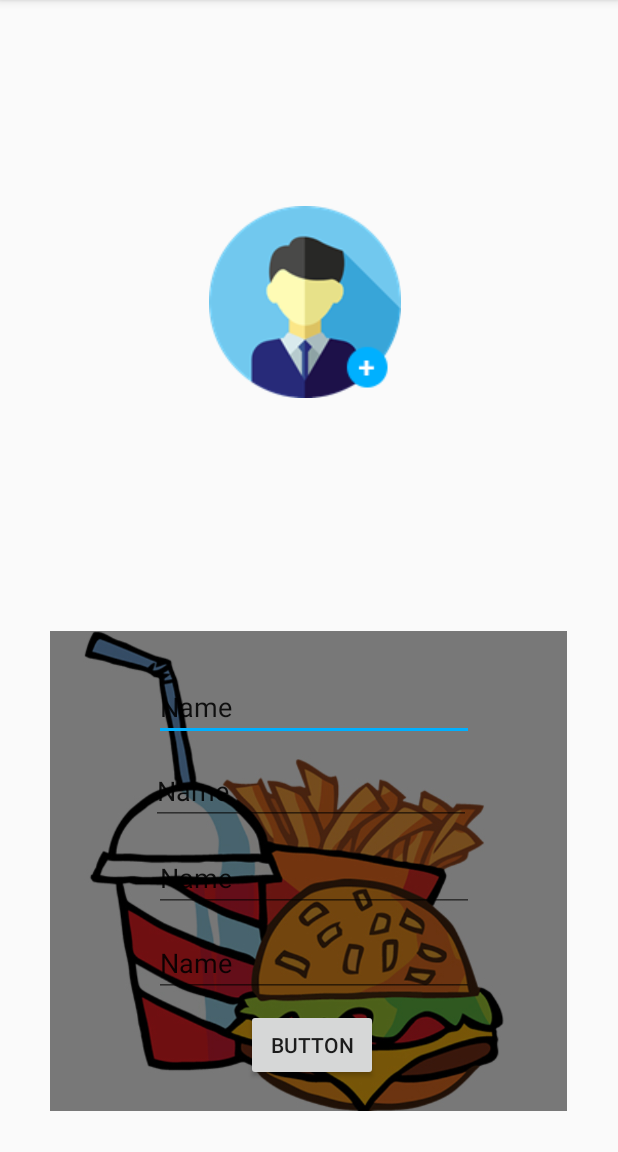
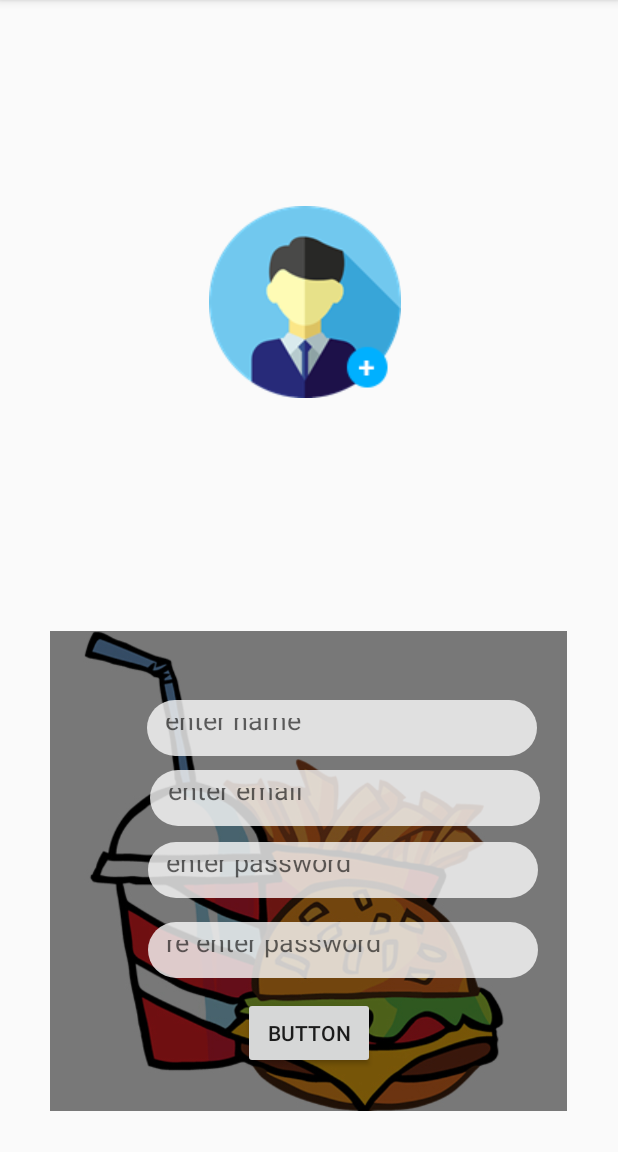
Before and after one commit to ruwanliyanage123/SiyapathaEats, an Android app: the screen it shows after launch (RegisterActivity), on a phone screen of 412 x 824 dp, the part 84-1236 px from its top. Run offline under Robolectric (Android 15) with nearby library versions, the phone set to English and light mode, and no system bars.

Commit message:
add design for the edit texts

```diff
--- /dev/null
+++ b/app/src/main/res/drawable/reg_edittext_style.xml
@@ -0,0 +1,9 @@
+<?xml version="1.0" encoding="utf-8"?>
+<shape xmlns:android="http://schemas.android.com/apk/res/android">
+
+    <solid android:color="#ccfafafa"/>
+    <corners android:radius="32dp"/>
+    <padding android:right="12dp" android:top="12dp" android:bottom="12dp" android:left="12dp"/>
+
+
+</shape>
--- a/app/src/main/res/layout/activity_register.xml
+++ b/app/src/main/res/layout/activity_register.xml
@@ -20,61 +20,65 @@
         app:srcCompat="@drawable/banner" />
 
     <EditText
-        android:id="@+id/editText"
+        android:id="@+id/regName"
+        android:layout_width="260dp"
+        android:layout_height="37dp"
+        android:layout_alignParentEnd="true"
+        android:layout_alignParentBottom="true"
+        android:layout_marginEnd="54dp"
+        android:layout_marginBottom="264dp"
+        android:background="@drawable/reg_edittext_style"
+        android:ems="10"
+        android:hint="enter name"
+        android:inputType="textPersonName" />
+
+    <EditText
+        android:id="@+id/regMail"
+        android:layout_width="260dp"
+        android:layout_height="37dp"
+        android:layout_alignParentEnd="true"
+        android:layout_alignParentBottom="true"
+        android:layout_marginEnd="52dp"
+        android:layout_marginBottom="217dp"
+        android:background="@drawable/reg_edittext_style"
+        android:ems="10"
+        android:hint="enter email"
+        android:inputType="textPersonName" />
+
+    <EditText
+        android:id="@+id/regPassword"
+        android:layout_width="260dp"
+        android:layout_height="37dp"
+        android:layout_alignParentEnd="true"
+        android:layout_alignParentBottom="true"
+        android:layout_marginEnd="53dp"
+        android:layout_marginBottom="169dp"
+        android:background="@drawable/reg_edittext_style"
+        android:ems="10"
+        android:hint="enter password"
+        android:inputType="textPassword" />
+
+    <EditText
+        android:id="@+id/regPassword2"
+        android:layout_width="260dp"
+        android:layout_height="37dp"
+        android:layout_alignParentEnd="true"
+        android:layout_alignParentBottom="true"
+        android:layout_marginEnd="53dp"
+        android:layout_marginBottom="116dp"
+        android:background="@drawable/reg_edittext_style"
+        android:ems="10"
+        android:hint="re enter password"
+        android:inputType="textPassword" />
+
+    <Button
+        android:id="@+id/regBtn"
         android:layout_width="wrap_content"
         android:layout_height="wrap_content"
         android:layout_alignParentEnd="true"
         android:layout_alignParentBottom="true"
-        android:layout_marginEnd="96dp"
-        android:layout_marginBottom="274dp"
-        android:ems="10"
-        android:inputType="textPersonName"
-        android:text="Name" />
-
-    <EditText
-        android:id="@+id/editText5"
-        android:layout_width="wrap_content"
-        android:layout_height="wrap_content"
-        android:layout_alignParentEnd="true"
-        android:layout_alignParentBottom="true"
-        android:layout_marginEnd="98dp"
-        android:layout_marginBottom="218dp"
-        android:ems="10"
-        android:inputType="textPersonName"
-        android:text="Name" />
-
-    <EditText
-        android:id="@+id/editText6"
-        android:layout_width="wrap_content"
-        android:layout_height="wrap_content"
-        android:layout_alignParentEnd="true"
-        android:layout_alignParentBottom="true"
-        android:layout_marginEnd="96dp"
-        android:layout_marginBottom="160dp"
-        android:ems="10"
-        android:inputType="textPersonName"
-        android:text="Name" />
-
-    <EditText
-        android:id="@+id/editText7"
-        android:layout_width="wrap_content"
-        android:layout_height="wrap_content"
-        android:layout_alignParentEnd="true"
-        android:layout_alignParentBottom="true"
-        android:layout_marginEnd="96dp"
-        android:layout_marginBottom="103dp"
-        android:ems="10"
-        android:inputType="textPersonName"
-        android:text="Name" />
-
-    <Button
-        android:id="@+id/button3"
-        android:layout_width="wrap_content"
-        android:layout_height="wrap_content"
-        android:layout_alignParentEnd="true"
-        android:layout_alignParentBottom="true"
-        android:layout_marginEnd="160dp"
-        android:layout_marginBottom="47dp"
+        android:layout_marginEnd="162dp"
+        android:layout_marginBottom="55dp"
         android:text="Button" />
 
     <ImageView
```
